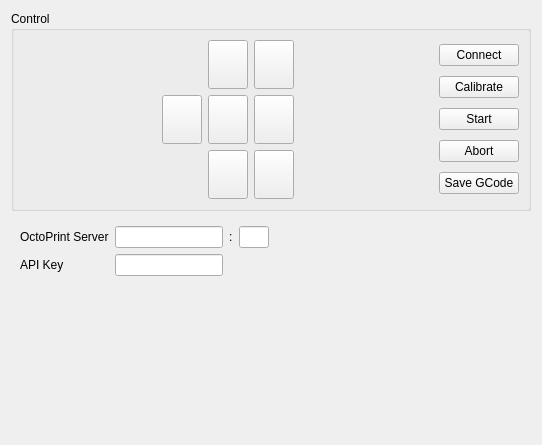
stv0g/pastie, file tabrobot.ui: the form before one commit.
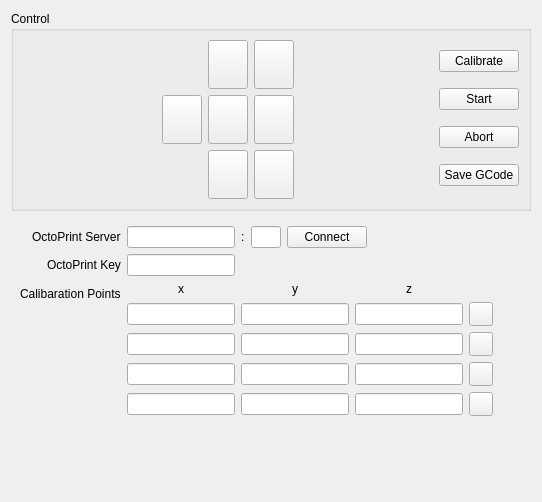
The form after the commit. Icons and pictures are not drawn.

Commit message: improved robot UI and added textfields for Calibration points

What changed in the file:
```diff
--- a/tabrobot.ui
+++ b/tabrobot.ui
@@ -7,7 +7,7 @@
     <x>0</x>
     <y>0</y>
     <width>542</width>
-    <height>445</height>
+    <height>502</height>
    </rect>
   </property>
   <property name="windowTitle">
@@ -330,26 +330,6 @@
          <property name="bottomMargin">
           <number>0</number>
          </property>
-         <item>
-          <widget class="QPushButton" name="btnConnect">
-           <property name="sizePolicy">
-            <sizepolicy hsizetype="Minimum" vsizetype="Fixed">
-             <horstretch>0</horstretch>
-             <verstretch>0</verstretch>
-            </sizepolicy>
-           </property>
-           <property name="text">
-            <string>Connect</string>
-           </property>
-           <property name="icon">
-            <iconset resource="images.qrc">
-             <normaloff>:/icons/resources/octoprint.png</normaloff>:/icons/resources/octoprint.png</iconset>
-           </property>
-           <property name="checkable">
-            <bool>true</bool>
-           </property>
-          </widget>
-         </item>
          <item>
           <widget class="QPushButton" name="btnCalibrate">
            <property name="sizePolicy">
@@ -403,7 +383,7 @@
            </property>
            <property name="icon">
             <iconset resource="images.qrc">
-             <normaloff>:/icons/resources/media-playback-stop.png</normaloff>:/icons/resources/media-playback-stop.png</iconset>
+             <normaloff>:/icons/resources/process-stop.png</normaloff>:/icons/resources/process-stop.png</iconset>
            </property>
           </widget>
          </item>
@@ -425,11 +405,21 @@
     </widget>
    </item>
    <item>
-    <widget class="QWidget" name="wdgConnection" native="true">
+    <widget class="QWidget" name="wdgSettings" native="true">
      <layout class="QFormLayout" name="formLayout">
       <property name="fieldGrowthPolicy">
        <enum>QFormLayout::FieldsStayAtSizeHint</enum>
       </property>
+      <property name="labelAlignment">
+       <set>Qt::AlignRight|Qt::AlignTrailing|Qt::AlignVCenter</set>
+      </property>
+      <item row="3" column="0">
+       <widget class="QLabel" name="lblHostPort">
+        <property name="text">
+         <string>OctoPrint Server</string>
+        </property>
+       </widget>
+      </item>
       <item row="3" column="1">
        <widget class="QWidget" name="widget_4" native="true">
         <layout class="QHBoxLayout" name="horizontalLayout_2">
@@ -483,26 +473,222 @@
            </property>
           </widget>
          </item>
+         <item>
+          <widget class="QPushButton" name="btnConnect">
+           <property name="sizePolicy">
+            <sizepolicy hsizetype="Minimum" vsizetype="Fixed">
+             <horstretch>0</horstretch>
+             <verstretch>0</verstretch>
+            </sizepolicy>
+           </property>
+           <property name="text">
+            <string>Connect</string>
+           </property>
+           <property name="icon">
+            <iconset resource="images.qrc">
+             <normaloff>:/icons/resources/octoprint.png</normaloff>:/icons/resources/octoprint.png</iconset>
+           </property>
+           <property name="checkable">
+            <bool>true</bool>
+           </property>
+          </widget>
+         </item>
         </layout>
        </widget>
       </item>
-      <item row="3" column="0">
-       <widget class="QLabel" name="lblHostPort">
-        <property name="text">
-         <string>OctoPrint Server</string>
-        </property>
-       </widget>
-      </item>
       <item row="4" column="0">
        <widget class="QLabel" name="lblApiKey">
         <property name="text">
-         <string>API Key</string>
+         <string>OctoPrint Key</string>
         </property>
        </widget>
       </item>
       <item row="4" column="1">
        <widget class="QLineEdit" name="lineEdit_2"/>
       </item>
+      <item row="5" column="1">
+       <widget class="QWidget" name="wdgCalibPoints" native="true">
+        <layout class="QGridLayout" name="gridLayout_2">
+         <property name="leftMargin">
+          <number>0</number>
+         </property>
+         <property name="topMargin">
+          <number>0</number>
+         </property>
+         <property name="rightMargin">
+          <number>0</number>
+         </property>
+         <property name="bottomMargin">
+          <number>0</number>
+         </property>
+         <item row="1" column="1">
+          <widget class="QLineEdit" name="inpY1"/>
+         </item>
+         <item row="0" column="2">
+          <widget class="QLabel" name="lblZ">
+           <property name="text">
+            <string>z</string>
+           </property>
+           <property name="alignment">
+            <set>Qt::AlignCenter</set>
+           </property>
+          </widget>
+         </item>
+         <item row="1" column="2">
+          <widget class="QLineEdit" name="inpZ1"/>
+         </item>
+         <item row="4" column="0">
+          <widget class="QLineEdit" name="inpX4"/>
+         </item>
+         <item row="2" column="1">
+          <widget class="QLineEdit" name="inpY2"/>
+         </item>
+         <item row="1" column="0">
+          <widget class="QLineEdit" name="inpX1"/>
+         </item>
+         <item row="0" column="0">
+          <widget class="QLabel" name="lblX">
+           <property name="text">
+            <string>x</string>
+           </property>
+           <property name="alignment">
+            <set>Qt::AlignCenter</set>
+           </property>
+          </widget>
+         </item>
+         <item row="2" column="2">
+          <widget class="QLineEdit" name="inpZ2"/>
+         </item>
+         <item row="4" column="2">
+          <widget class="QLineEdit" name="inpZ4"/>
+         </item>
+         <item row="3" column="0">
+          <widget class="QLineEdit" name="inpX3"/>
+         </item>
+         <item row="3" column="1">
+          <widget class="QLineEdit" name="inpY3"/>
+         </item>
+         <item row="2" column="0">
+          <widget class="QLineEdit" name="inpX2"/>
+         </item>
+         <item row="3" column="2">
+          <widget class="QLineEdit" name="inpZ3"/>
+         </item>
+         <item row="4" column="1">
+          <widget class="QLineEdit" name="inpY4"/>
+         </item>
+         <item row="0" column="1">
+          <widget class="QLabel" name="lblY">
+           <property name="text">
+            <string>y</string>
+           </property>
+           <property name="alignment">
+            <set>Qt::AlignCenter</set>
+           </property>
+          </widget>
+         </item>
+         <item row="1" column="3">
+          <widget class="QPushButton" name="pushButton_2">
+           <property name="minimumSize">
+            <size>
+             <width>24</width>
+             <height>24</height>
+            </size>
+           </property>
+           <property name="maximumSize">
+            <size>
+             <width>24</width>
+             <height>24</height>
+            </size>
+           </property>
+           <property name="text">
+            <string/>
+           </property>
+           <property name="icon">
+            <iconset resource="images.qrc">
+             <normaloff>:/icons/resources/start-here.png</normaloff>:/icons/resources/start-here.png</iconset>
+           </property>
+          </widget>
+         </item>
+         <item row="2" column="3">
+          <widget class="QPushButton" name="pushButton_3">
+           <property name="minimumSize">
+            <size>
+             <width>24</width>
+             <height>24</height>
+            </size>
+           </property>
+           <property name="maximumSize">
+            <size>
+             <width>24</width>
+             <height>24</height>
+            </size>
+           </property>
+           <property name="text">
+            <string/>
+           </property>
+           <property name="icon">
+            <iconset resource="images.qrc">
+             <normaloff>:/icons/resources/start-here.png</normaloff>:/icons/resources/start-here.png</iconset>
+           </property>
+          </widget>
+         </item>
+         <item row="3" column="3">
+          <widget class="QPushButton" name="pushButton_4">
+           <property name="minimumSize">
+            <size>
+             <width>24</width>
+             <height>24</height>
+            </size>
+           </property>
+           <property name="maximumSize">
+            <size>
+             <width>24</width>
+             <height>24</height>
+            </size>
+           </property>
+           <property name="text">
+            <string/>
+           </property>
+           <property name="icon">
+            <iconset resource="images.qrc">
+             <normaloff>:/icons/resources/start-here.png</normaloff>:/icons/resources/start-here.png</iconset>
+           </property>
+          </widget>
+         </item>
+         <item row="4" column="3">
+          <widget class="QPushButton" name="pushButton_5">
+           <property name="minimumSize">
+            <size>
+             <width>24</width>
+             <height>24</height>
+            </size>
+           </property>
+           <property name="maximumSize">
+            <size>
+             <width>24</width>
+             <height>24</height>
+            </size>
+           </property>
+           <property name="text">
+            <string/>
+           </property>
+           <property name="icon">
+            <iconset resource="images.qrc">
+             <normaloff>:/icons/resources/start-here.png</normaloff>:/icons/resources/start-here.png</iconset>
+           </property>
+          </widget>
+         </item>
+        </layout>
+       </widget>
+      </item>
+      <item row="5" column="0">
+       <widget class="QLabel" name="lblCalibPoints">
+        <property name="text">
+         <string>Calibaration Points</string>
+        </property>
+       </widget>
+      </item>
      </layout>
     </widget>
    </item>
```
The commit also changes 4 other files.
